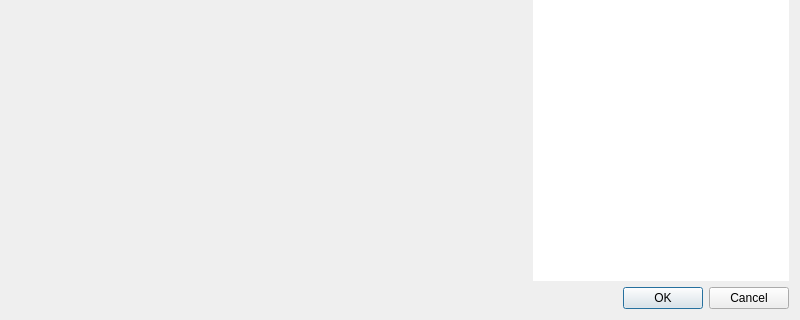
First picture: the form in app/SML/gui/candlevisualizerdialog.ui, repository Xtail96/SML, before the edit; both pictures show x 0 to 800 and y 280 to 600 of the 800 by 600 pixel window.
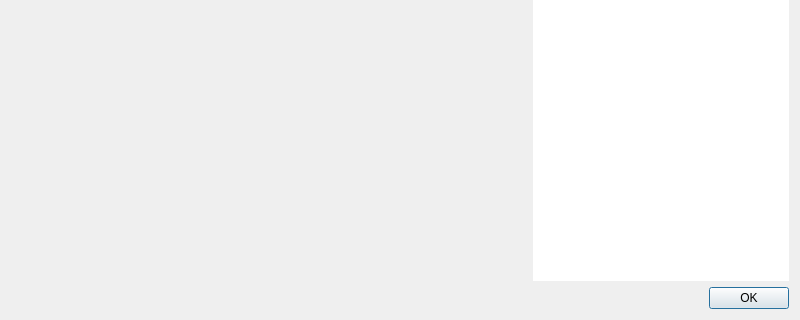
Second picture: the form after the edit. Icons and pictures are not drawn. Custom widgets are drawn as their Qt base class.

Commit message: Исправления для обновленной MacOS

```diff
--- a/app/SML/gui/candlevisualizerdialog.ui
+++ b/app/SML/gui/candlevisualizerdialog.ui
@@ -159,16 +159,6 @@
      </layout>
     </widget>
    </item>
-   <item row="2" column="1" colspan="2">
-    <widget class="QDialogButtonBox" name="buttonBox">
-     <property name="orientation">
-      <enum>Qt::Horizontal</enum>
-     </property>
-     <property name="standardButtons">
-      <set>QDialogButtonBox::Cancel|QDialogButtonBox::Ok</set>
-     </property>
-    </widget>
-   </item>
    <item row="1" column="0">
     <widget class="QFrame" name="visualizationFrame">
      <property name="sizePolicy">
@@ -271,6 +261,16 @@
      </layout>
     </widget>
    </item>
+   <item row="2" column="0" colspan="3">
+    <widget class="QDialogButtonBox" name="buttonBox">
+     <property name="orientation">
+      <enum>Qt::Horizontal</enum>
+     </property>
+     <property name="standardButtons">
+      <set>QDialogButtonBox::Ok</set>
+     </property>
+    </widget>
+   </item>
   </layout>
  </widget>
  <customwidgets>
```
The commit also changes 2 other files.
